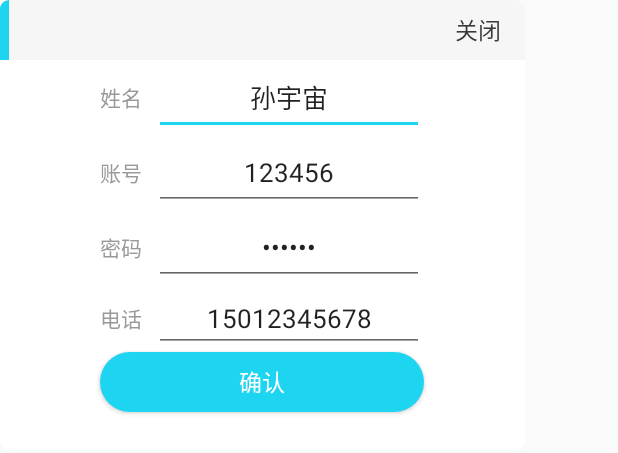
After one commit to lp0int/VRController, an Android app: the layout pop_edit_my_info.xml on its own in the app's theme, with its tools: preview values and no code run, on a phone screen of 412 x 824 dp. The commit adds this screen. Shown: the top 453 px of the screen. Run offline under Robolectric (Android 15) with nearby library versions, the phone set to English and light mode, and no system bars.

Commit message:
add/ edit my pwd

```diff
--- a/app/src/main/java/com/xiaohong/vrcontroller/utils/net/MsgFactory.java
+++ b/app/src/main/java/com/xiaohong/vrcontroller/utils/net/MsgFactory.java
@@ -69,7 +69,6 @@ public class MsgFactory {
                 break;
             case 0x03:
                 ResponcePlayCommand mResponcePlayCommand = mGson.fromJson(mRequestObjectJson, ResponcePlayCommand.class);
-                Variable.setVideoTimeByDeviceIp(ip,mResponcePlayCommand.getVideoTime());
                 if (mResponcePlayCommand.getVideoType() == 0x00) {
                     Variable.setVideoCurrentTimeByEggNum(Variable.getDevicesByIp(ip).getVRDeviceInfo().getEggChairNum(),0);
                     Variable.setDevicePlayVideoStatusByIp(ip, Constants.DEVICES_PLAYVIDEO_STATUS_OK);
@@ -77,6 +76,7 @@ public class MsgFactory {
                     Variable.setVideoCurrentTimeByEggNum(Variable.getDevicesByIp(ip).getVRDeviceInfo().getEggChairNum(),-1);
                     Variable.setDevicePlayVideoStatusByIp(ip, Constants.DEVICES_PLAYVIDEO_STATUS_STANDBY);
                 }
+                Variable.setVideoTimeByDeviceIp(ip,mResponcePlayCommand.getVideoTime());
                 break;
             case 0x04:
                 String time = msg.split("\\|")[0];
--- a/app/src/main/res/layout/fragment_staff_management.xml
+++ b/app/src/main/res/layout/fragment_staff_management.xml
@@ -6,14 +6,14 @@
 
     <Button
         android:id="@+id/btn_add_staff"
-        android:layout_width="124dp"
+        android:layout_width="164dp"
         android:layout_height="40dp"
         android:layout_alignParentRight="true"
         android:layout_marginBottom="8dp"
         android:layout_marginRight="16dp"
         android:layout_marginTop="24dp"
         android:background="@drawable/login_btn_bg"
-        android:text="+新增"
+        android:text="+新增员工"
         android:textColor="#FFFFFF"
         android:textSize="15sp"/>
 
--- /dev/null
+++ b/app/src/main/res/layout/pop_edit_my_info.xml
@@ -0,0 +1,149 @@
+<?xml version="1.0" encoding="utf-8"?>
+<RelativeLayout xmlns:android="http://schemas.android.com/apk/res/android"
+                android:layout_width="350dp"
+                android:layout_height="300dp"
+                android:background="@drawable/pop_window_radius"
+                android:orientation="vertical">
+
+    <RelativeLayout
+        android:id="@+id/rel_title"
+        android:layout_width="match_parent"
+        android:layout_height="40dp"
+        android:background="@drawable/pop_window_title_radius">
+
+        <View
+            android:layout_width="6dp"
+            android:layout_height="match_parent"
+            android:background="@drawable/pop_window_title_radius_left"/>
+
+        <TextView
+            android:id="@+id/txt_close"
+            android:layout_width="wrap_content"
+            android:layout_height="wrap_content"
+            android:layout_alignParentRight="true"
+            android:layout_centerVertical="true"
+            android:layout_marginRight="16dp"
+            android:text="关闭"
+            android:textColor="#393A3C"
+            android:textSize="15sp"/>
+
+        <TextView
+            android:id="@+id/txt_title"
+            android:layout_width="wrap_content"
+            android:layout_height="wrap_content"
+            android:layout_centerVertical="true"
+            android:layout_marginLeft="22dp"
+            android:textColor="#999999"
+            android:textSize="15sp"
+            />
+    </RelativeLayout>
+    <RelativeLayout
+        android:id="@+id/rel_content"
+        android:layout_below="@+id/rel_title"
+        android:layout_width="match_parent"
+        android:layout_height="match_parent"
+        android:layout_above="@+id/btn_confirm"
+        android:background="#FFFFFF"
+        android:gravity="center">
+
+        <TextView
+            android:id="@+id/txt_nickname"
+            android:layout_width="wrap_content"
+            android:layout_height="50dp"
+            android:gravity="center"
+            android:text="姓名"
+            android:textColor="#999999"
+            android:textSize="14sp"/>
+
+        <EditText
+            android:id="@+id/edt_nickname"
+            android:layout_width="180dp"
+            android:layout_height="50dp"
+            android:layout_marginLeft="8dp"
+            android:layout_toRightOf="@+id/txt_nickname"
+            android:editable="false"
+            android:gravity="center"
+            android:text="孙宇宙"
+            android:textSize="17sp"/>
+
+        <TextView
+            android:id="@+id/txt_username"
+            android:layout_width="wrap_content"
+            android:layout_height="50dp"
+            android:layout_below="@+id/txt_nickname"
+            android:gravity="center"
+            android:text="账号"
+            android:textColor="#999999"
+            android:textSize="14sp"/>
+
+        <EditText
+            android:id="@+id/edt_username"
+            android:layout_width="180dp"
+            android:layout_height="50dp"
+            android:layout_below="@+id/edt_nickname"
+            android:layout_marginLeft="8dp"
+            android:layout_toRightOf="@+id/txt_nickname"
+            android:editable="false"
+            android:gravity="center"
+            android:text="123456"
+            android:textSize="17sp"/>
+
+        <TextView
+            android:id="@+id/txt_password"
+            android:layout_width="wrap_content"
+            android:layout_height="50dp"
+            android:layout_below="@+id/txt_username"
+            android:gravity="center"
+            android:text="密码"
+            android:textColor="#999999"
+            android:textSize="14sp"/>
+
+        <EditText
+            android:id="@+id/edt_password"
+            android:layout_width="180dp"
+            android:layout_height="50dp"
+            android:layout_below="@+id/edt_username"
+            android:layout_marginLeft="8dp"
+            android:layout_toRightOf="@+id/txt_nickname"
+            android:gravity="center"
+            android:inputType="textPassword"
+            android:text="123456"
+            android:textSize="17sp"/>
+
+        <TextView
+            android:id="@+id/txt_phone"
+            android:layout_width="wrap_content"
+            android:layout_height="50dp"
+            android:gravity="center"
+            android:text="电话"
+            android:layout_below="@+id/txt_password"
+            android:textColor="#999999"
+            android:textSize="14sp"/>
+
+        <EditText
+            android:id="@+id/edt_phone"
+            android:layout_below="@+id/edt_password"
+            android:layout_width="180dp"
+            android:layout_height="50dp"
+            android:textSize="17sp"
+            android:layout_marginLeft="8dp"
+            android:layout_toRightOf="@+id/txt_nickname"
+            android:gravity="center"
+            android:editable="false"
+            android:text="15012345678"/>
+
+    </RelativeLayout>
+
+    <Button
+        android:id="@+id/btn_confirm"
+        android:layout_width="216dp"
+        android:layout_height="40dp"
+        android:layout_alignParentBottom="true"
+        android:layout_centerHorizontal="true"
+        android:layout_marginBottom="25dp"
+        android:background="@drawable/btn_20dip_bg"
+        android:text="确认"
+        android:textColor="#FFFFFF"
+        android:textSize="15sp"
+        />
+</RelativeLayout>
```
Also changed, not shown: app/src/main/java/com/xiaohong/vrcontroller/adapter/DeviceManagementAdapter.java (+6 -3 lines), app/src/main/java/com/xiaohong/vrcontroller/ui/ActivityHome.java (+23 -4 lines), app/src/main/java/com/xiaohong/vrcontroller/utils/widget/PopWindowEditMyPwd.java (added, +108 -0 lines).
